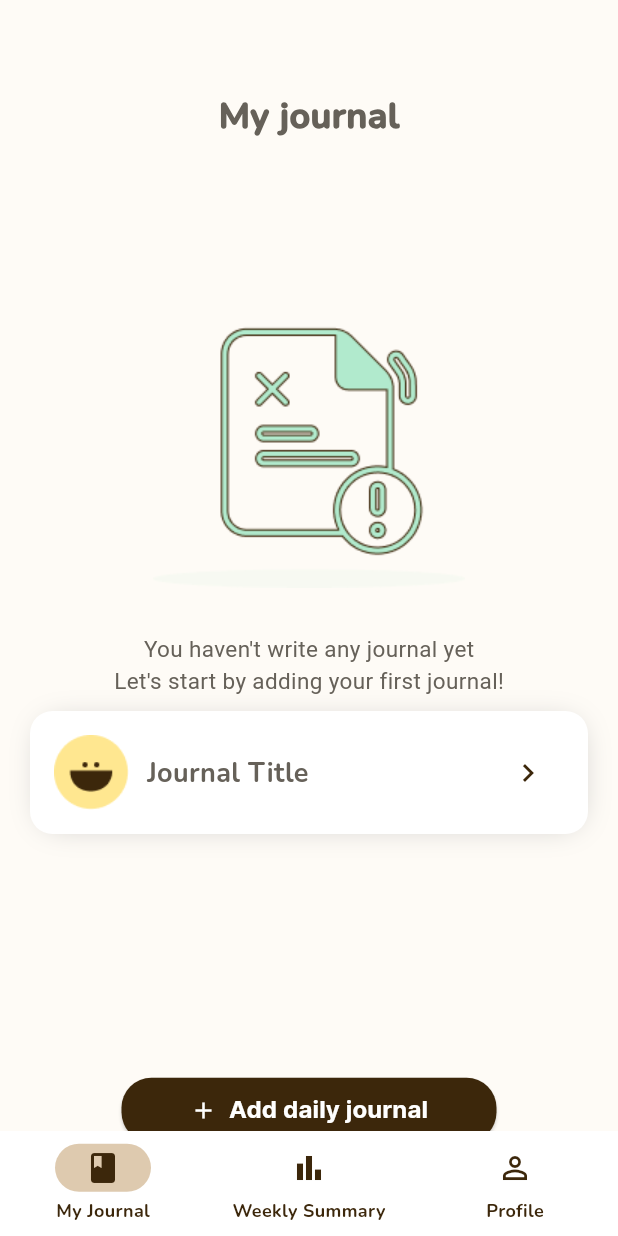
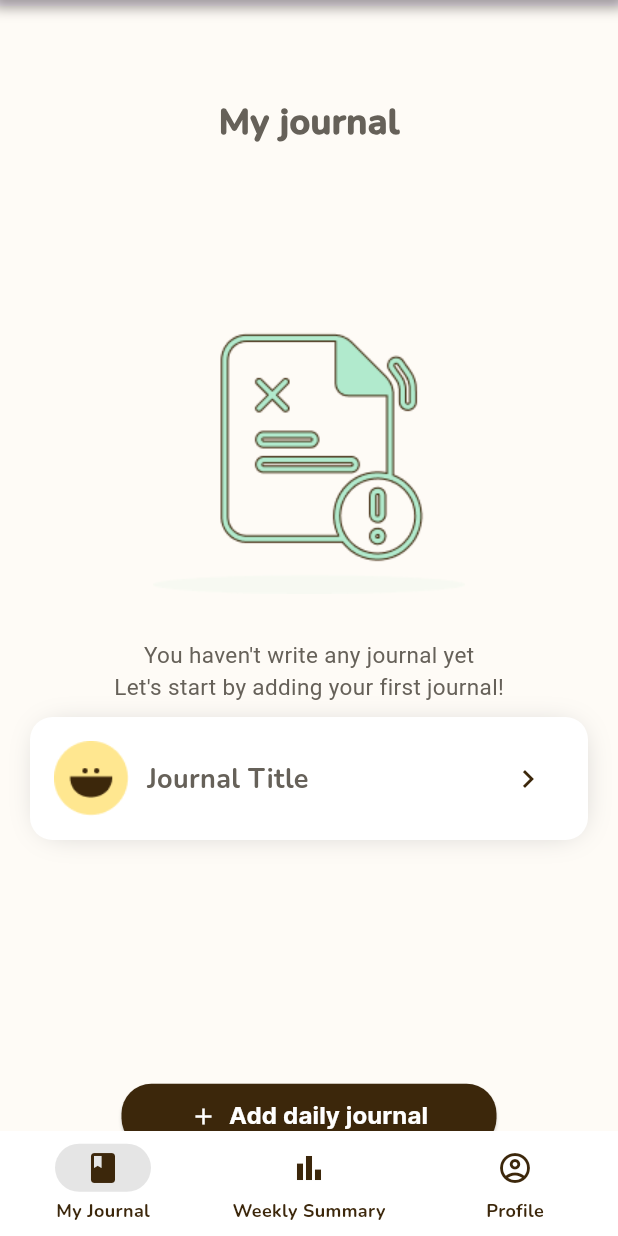
Before and after one commit to kayjirat/JodJai, a Flutter app: the screen it shows after launch, on a phone screen of 412 x 824 dp. Run offline on Flutter 3.47's test engine with Material 3 defaults, Android fonts, the phone set to English and light mode, and no system bars; our stand-ins replace get.

Commit message:
[EDIT] All page frontend done

```diff
--- a/jodjai/lib/component/navigation_menu.dart
+++ b/jodjai/lib/component/navigation_menu.dart
@@ -16,10 +16,37 @@ class MainScaffold extends StatelessWidget {
   @override
   Widget build(BuildContext context) {
     return Scaffold(
-      body: body,
-      bottomNavigationBar: showNavigation
-          ? NavigationMenu(selectedIndex: selectedIndex)
-          : null,
+      appBar: PreferredSize(
+        preferredSize:
+            Size.fromHeight(4.0), // Set the height of the shadow
+        child: Container(
+          decoration: BoxDecoration(
+            boxShadow: [
+              BoxShadow(
+                color: const Color.fromARGB(255, 60, 54, 54)
+                    .withOpacity(0.5),
+                spreadRadius: 5,
+                blurRadius: 7,
+                offset: Offset(0, -4), // changes position of shadow
+              ),
+            ],
+          ),
+        ),
+      ),
+      body: Stack(
+        children: [
+          Positioned.fill(
+            child: body,
+          ),
+          if (showNavigation)
+            Positioned(
+              left: 0,
+              right: 0,
+              bottom: 0,
+              child: NavigationMenu(selectedIndex: selectedIndex),
+            ),
+        ],
+      ),
     );
   }
 }
@@ -34,8 +61,10 @@ class NavigationMenu extends StatelessWidget {
   Widget build(BuildContext context) {
     return NavigationBarTheme(
       data: NavigationBarThemeData(
+        height: 80,
+        elevation: 0,
         backgroundColor: Colors.white,
-          indicatorColor: Color.fromARGB(255, 222, 202, 175),
+        indicatorColor: Colors.black.withOpacity(0.1),
         labelTextStyle: MaterialStateProperty.all(
           TextStyle(
             color: Color(0xff3C270B),
@@ -47,7 +76,7 @@ class NavigationMenu extends StatelessWidget {
         iconTheme: MaterialStateProperty.all(
           IconThemeData(color: Color(0xff3C270B)),
         ),
-          elevation: 10),
+      ),
       child: NavigationBar(
         height: 70,
         selectedIndex: selectedIndex,
@@ -78,8 +107,10 @@ class NavigationMenu extends StatelessWidget {
             tooltip: 'Weekly Summary',
           ),
           NavigationDestination(
-            icon: Icon(Icons.person_outline),
-            selectedIcon: Icon(Icons.person),
+            icon: Icon(
+              Icons.account_circle_outlined,
+            ),
+            selectedIcon: Icon(Icons.account_circle),
             label: 'Profile',
             tooltip: 'Profile',
           ),
--- a/jodjai/lib/main.dart
+++ b/jodjai/lib/main.dart
@@ -6,7 +6,7 @@ import 'package:jodjai/pages/journal_list_page.dart';
 import 'package:jodjai/pages/new_journal_page.dart';
 import 'package:jodjai/component/navigation_menu.dart';
 import 'package:jodjai/pages/profile_page.dart';
-import 'package:jodjai/pages/weekly_summary.dart';
+import 'package:jodjai/pages/weeklysum_page.dart';
 
 void main() {
   runApp(const MainApp());
@@ -31,7 +31,7 @@ class MainApp extends StatelessWidget {
         GetPage(
           name: '/weeklySummary',
           page: () => MainScaffold(
-            body: WeeklySummaryPage(),
+            body: WeeklySumPage(),
             selectedIndex: 1,
           ),
         ),
```
Also changed, not shown: jodjai/lib/pages/profile_page.dart (+11 -5 lines), jodjai/pubspec.lock. Lines whose indentation alone changed are shown as unchanged.
